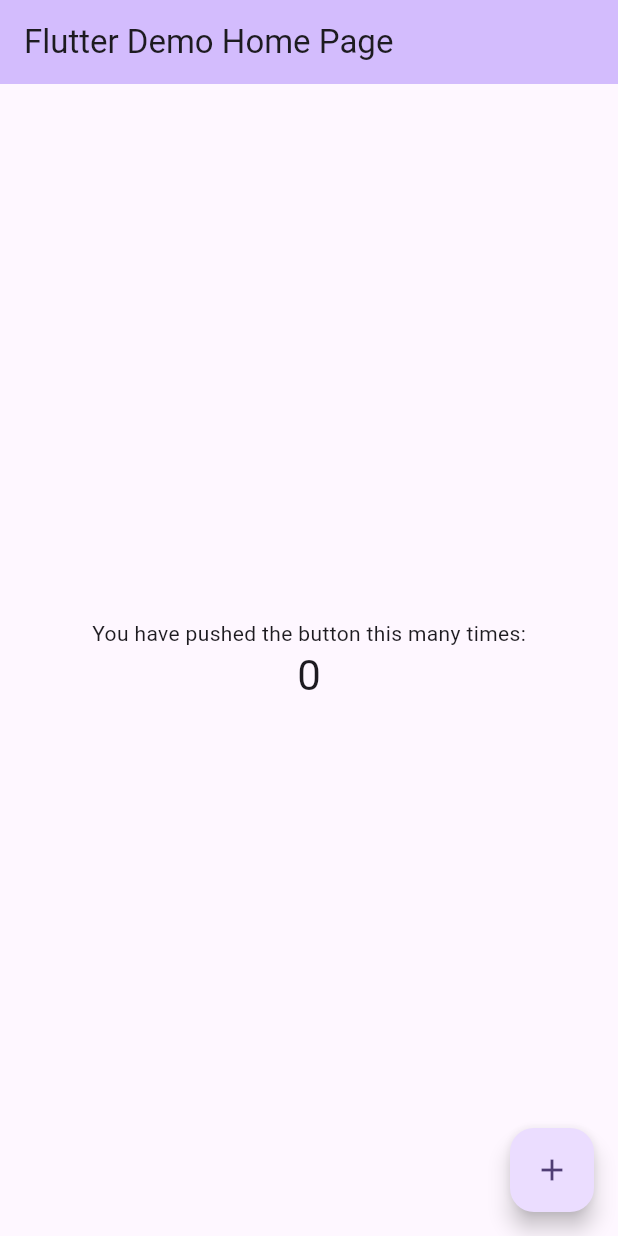
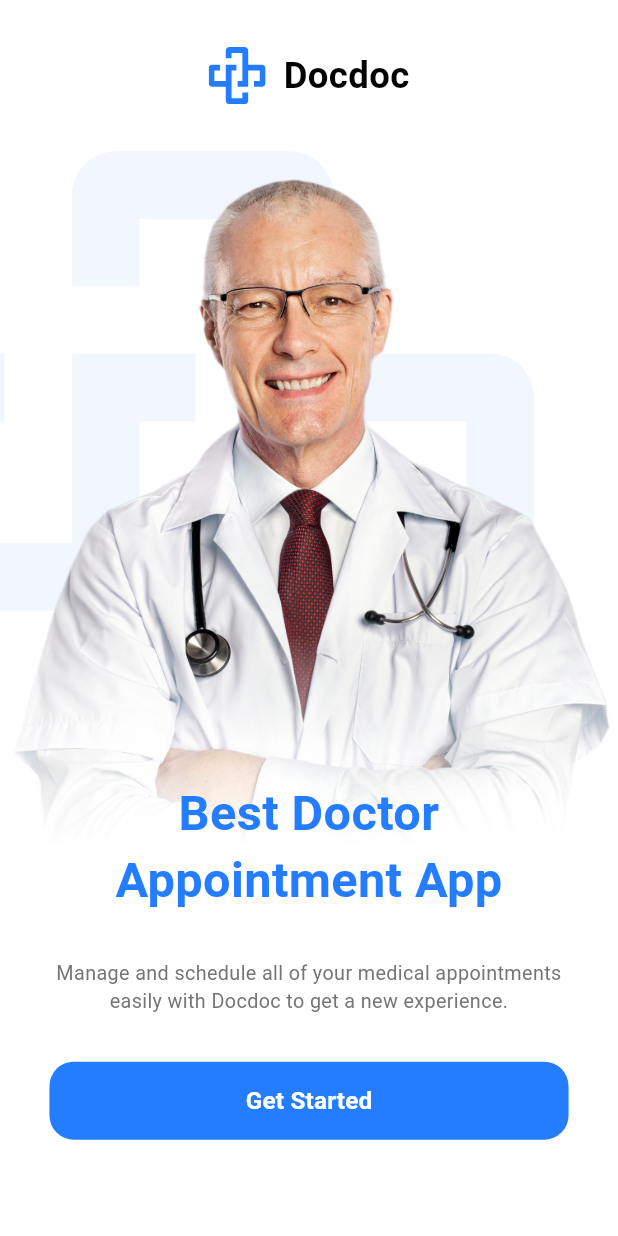
Before and after one commit to mazenanter/docdoc, a Flutter app: the screen it shows after launch, on a phone screen of 412 x 824 dp. Run offline on Flutter 3.47's test engine with Material 3 defaults, Android fonts, the phone set to English and light mode, and no system bars; our stand-ins replace flutter_screenutil, flutter_svg.

Commit message:
- added images & svgs for assets folder - added svgs & screen util - made a file for doc app client - added navigation extenstion - added routing folder that contain routes and router class - added text and color styles - added empty login screen - added onboarding screen

```diff
--- /dev/null
+++ b/lib/app_doc.dart
@@ -0,0 +1,27 @@
+import 'package:docdoc/core/routing/app_router.dart';
+import 'package:docdoc/core/routing/routes.dart';
+import 'package:docdoc/core/theming/colors_manager.dart';
+import 'package:flutter/material.dart';
+import 'package:flutter_screenutil/flutter_screenutil.dart';
+
+class AppDoc extends StatelessWidget {
+  const AppDoc({super.key, required this.appRouter});
+  final AppRouter appRouter;
+  @override
+  Widget build(BuildContext context) {
+    return ScreenUtilInit(
+      designSize: const Size(375, 812),
+      minTextAdapt: true,
+      child: MaterialApp(
+        debugShowCheckedModeBanner: false,
+        title: 'docdoc',
+        theme: ThemeData(
+          primaryColor: ColorsManager.primaryColor,
+          scaffoldBackgroundColor: Colors.white,
+        ),
+        initialRoute: Routes.onBoardingScreen,
+        onGenerateRoute: appRouter.generateRoute,
+      ),
+    );
+  }
+}
--- /dev/null
+++ b/lib/core/helpers/extenstions.dart
@@ -0,0 +1,20 @@
+import 'package:flutter/material.dart';
+
+extension Navigation on BuildContext {
+  Future<dynamic> pushNamed(String routeName, {Object? arguments}) {
+    return Navigator.of(this).pushNamed(routeName, arguments: arguments);
+  }
+
+  Future<dynamic> pushReplacementNamed(String routeName, {Object? arguments}) {
+    return Navigator.of(this)
+        .pushReplacementNamed(routeName, arguments: arguments);
+  }
+
+  Future<dynamic> pushNamedAndRemoveUntil(String routeName,
+          {Object? arguments}) =>
+      Navigator.of(this).pushNamedAndRemoveUntil(
+          routeName, (Route<dynamic> route) => false,
+          arguments: arguments);
+
+  void pop() => Navigator.of(this).pop();
+}
--- /dev/null
+++ b/lib/core/routing/app_router.dart
@@ -0,0 +1,22 @@
+import 'package:docdoc/core/routing/routes.dart';
+import 'package:docdoc/features/login/ui/login_screen.dart';
+import 'package:docdoc/features/onboarding/onboarding_screen.dart';
+import 'package:flutter/material.dart';
+
+class AppRouter {
+  Route generateRoute(RouteSettings settings) {
+    switch (settings.name) {
+      case Routes.onBoardingScreen:
+        return MaterialPageRoute(builder: (_) => const OnboardingScreen());
+      case Routes.loginScreen:
+        return MaterialPageRoute(builder: (_) => const LoginScreen());
+      default:
+        return MaterialPageRoute(
+            builder: (_) => const Scaffold(
+                  body: Center(
+                    child: Text('No route defined'),
+                  ),
+                ));
+    }
+  }
+}
--- /dev/null
+++ b/lib/core/routing/routes.dart
@@ -0,0 +1,4 @@
+class Routes {
+  static const String onBoardingScreen = '/onBoardingScreen';
+  static const String loginScreen = '/loginScreen';
+}
--- /dev/null
+++ b/lib/core/theming/colors_manager.dart
@@ -0,0 +1,6 @@
+import 'package:flutter/material.dart';
+
+class ColorsManager {
+  static const Color primaryColor = Color(0xff247CFF);
+  static const Color gray = Color(0xff757575);
+}
--- /dev/null
+++ b/lib/core/theming/styles.dart
@@ -0,0 +1,27 @@
+import 'package:docdoc/core/theming/colors_manager.dart';
+import 'package:flutter/material.dart';
+import 'package:flutter_screenutil/flutter_screenutil.dart';
+
+abstract class Styles {
+  static TextStyle font32BlueBold = TextStyle(
+    fontSize: 32.sp,
+    fontWeight: FontWeight.bold,
+    color: ColorsManager.primaryColor,
+  );
+
+  static TextStyle font24BlackBold = TextStyle(
+    fontSize: 24.sp,
+    fontWeight: FontWeight.bold,
+    color: Colors.black,
+  );
+  static TextStyle font13GrayRegular = TextStyle(
+    fontSize: 13.sp,
+    fontWeight: FontWeight.normal,
+    color: ColorsManager.gray,
+  );
+  static TextStyle font16WhiteSemiBold = TextStyle(
+    fontSize: 16.sp,
+    fontWeight: FontWeight.w600,
+    color: Colors.white,
+  );
+}
--- /dev/null
+++ b/lib/features/login/ui/login_screen.dart
@@ -0,0 +1,12 @@
+import 'package:flutter/material.dart';
+
+class LoginScreen extends StatelessWidget {
+  const LoginScreen({super.key});
+
+  @override
+  Widget build(BuildContext context) {
+    return const Scaffold(
+      body: Center(child: Text('Login')),
+    );
+  }
+}
--- /dev/null
+++ b/lib/features/onboarding/onboarding_screen.dart
@@ -0,0 +1,50 @@
+import 'package:docdoc/features/onboarding/widgets/doc_logo_and_name.dart';
+import 'package:docdoc/features/onboarding/widgets/doctor_image_and_text.dart';
+import 'package:flutter/material.dart';
+import 'package:flutter_screenutil/flutter_screenutil.dart';
+
+import '../../core/theming/styles.dart';
+import 'widgets/get_started_button.dart';
+
+class OnboardingScreen extends StatelessWidget {
+  const OnboardingScreen({super.key});
+
+  @override
+  Widget build(BuildContext context) {
+    return Scaffold(
+      body: SafeArea(
+        child: SingleChildScrollView(
+          child: Padding(
+            padding: EdgeInsets.only(
+              top: 30.h,
+              bottom: 30.h,
+            ),
+            child: Column(
+              children: [
+                const DocLogoAndName(),
+                SizedBox(
+                  height: 30.h,
+                ),
+                const DoctorImageAndText(),
+                Padding(
+                  padding: EdgeInsets.symmetric(horizontal: 30.w),
+                  child: Column(
+                    spacing: 30.h,
+                    children: [
+                      Text(
+                        'Manage and schedule all of your medical appointments easily with Docdoc to get a new experience.',
+                        textAlign: TextAlign.center,
+                        style: Styles.font13GrayRegular,
+                      ),
+                      const GetStartedButton(),
+                    ],
+                  ),
+                )
+              ],
+            ),
+          ),
+        ),
+      ),
+    );
+  }
+}
--- /dev/null
+++ b/lib/features/onboarding/widgets/doc_logo_and_name.dart
@@ -0,0 +1,23 @@
+import 'package:docdoc/core/theming/styles.dart';
+import 'package:flutter/material.dart';
+import 'package:flutter_screenutil/flutter_screenutil.dart';
+import 'package:flutter_svg/flutter_svg.dart';
+
+class DocLogoAndName extends StatelessWidget {
+  const DocLogoAndName({super.key});
+
+  @override
+  Widget build(BuildContext context) {
+    return Row(
+      spacing: 10.w,
+      mainAxisAlignment: MainAxisAlignment.center,
+      children: [
+        SvgPicture.asset('assets/svgs/docdoc_logo.svg'),
+        Text(
+          'Docdoc',
+          style: Styles.font24BlackBold,
+        ),
+      ],
+    );
+  }
+}
--- /dev/null
+++ b/lib/features/onboarding/widgets/doctor_image_and_text.dart
@@ -0,0 +1,46 @@
+import 'package:docdoc/core/theming/styles.dart';
+import 'package:flutter/material.dart';
+import 'package:flutter_svg/flutter_svg.dart';
+
+class DoctorImageAndText extends StatelessWidget {
+  const DoctorImageAndText({super.key});
+
+  @override
+  Widget build(BuildContext context) {
+    return Stack(
+      children: [
+        SvgPicture.asset(
+          'assets/svgs/docdoc_logo_low_opacity.svg',
+        ),
+        Container(
+          foregroundDecoration: BoxDecoration(
+            gradient: LinearGradient(
+              colors: [
+                Colors.white,
+                Colors.white.withValues(alpha: 0.0),
+              ],
+              begin: Alignment.bottomCenter,
+              end: Alignment.topCenter,
+              stops: const [0.14, 0.4],
+            ),
+          ),
+          child: Image.asset(
+            'assets/images/onboarding_doctor.png',
+          ),
+        ),
+        Positioned(
+          left: 0,
+          right: 0,
+          bottom: 30,
+          child: Text(
+            'Best Doctor\nAppointment App',
+            style: Styles.font32BlueBold.copyWith(
+              height: 1.4,
+            ),
+            textAlign: TextAlign.center,
+          ),
+        ),
+      ],
+    );
+  }
+}
--- /dev/null
+++ b/lib/features/onboarding/widgets/get_started_button.dart
@@ -0,0 +1,33 @@
+import 'package:docdoc/core/helpers/extenstions.dart';
+import 'package:docdoc/core/theming/colors_manager.dart';
+import 'package:docdoc/core/theming/styles.dart';
+import 'package:flutter/material.dart';
+import 'package:flutter_screenutil/flutter_screenutil.dart';
+
+import '../../../core/routing/routes.dart';
+
+class GetStartedButton extends StatelessWidget {
+  const GetStartedButton({super.key});
+
+  @override
+  Widget build(BuildContext context) {
+    return TextButton(
+      onPressed: () {
+        context.pushNamed(Routes.loginScreen);
+      },
+      style: ButtonStyle(
+          backgroundColor: WidgetStateProperty.all(ColorsManager.primaryColor),
+          tapTargetSize: MaterialTapTargetSize.shrinkWrap,
+          minimumSize: const WidgetStatePropertyAll(Size(double.infinity, 52)),
+          shape: WidgetStatePropertyAll(
+            RoundedRectangleBorder(
+              borderRadius: BorderRadius.circular(16.r),
+            ),
+          )),
+      child: Text(
+        'Get Started',
+        style: Styles.font16WhiteSemiBold,
+      ),
+    );
+  }
+}
--- a/lib/main.dart
+++ b/lib/main.dart
@@ -1,126 +1,9 @@
+import 'package:docdoc/app_doc.dart';
+import 'package:docdoc/core/routing/app_router.dart';
 import 'package:flutter/material.dart';
 
 void main() {
-  runApp(const MyApp());
+  runApp(AppDoc(
+    appRouter: AppRouter(),
+  ));
 }
-
-class MyApp extends StatelessWidget {
-  const MyApp({super.key});
-
-  // This widget is the root of your application.
-  @override
-  Widget build(BuildContext context) {
-    return MaterialApp(
-      debugShowCheckedModeBanner: false,
-      title: 'docdoc',
-      theme: ThemeData(
-        // This is the theme of your application.
-        //
-        // TRY THIS: Try running your application with "flutter run". You'll see
-        // the application has a purple toolbar. Then, without quitting the app,
-        // try changing the seedColor in the colorScheme below to Colors.green
-        // and then invoke "hot reload" (save your changes or press the "hot
-        // reload" button in a Flutter-supported IDE, or press "r" if you used
-        // the command line to start the app).
-        //
-        // Notice that the counter didn't reset back to zero; the application
-        // state is not lost during the reload. To reset the state, use hot
-        // restart instead.
-        //
-        // This works for code too, not just values: Most code changes can be
-        // tested with just a hot reload.
-        colorScheme: ColorScheme.fromSeed(seedColor: Colors.deepPurple),
-        useMaterial3: true,
-      ),
-      home: const MyHomePage(title: 'Flutter Demo Home Page'),
-    );
-  }
-}
-
-class MyHomePage extends StatefulWidget {
-  const MyHomePage({super.key, required this.title});
-
-  // This widget is the home page of your application. It is stateful, meaning
-  // that it has a State object (defined below) that contains fields that affect
-  // how it looks.
-
-  // This class is the configuration for the state. It holds the values (in this
-  // case the title) provided by the parent (in this case the App widget) and
-  // used by the build method of the State. Fields in a Widget subclass are
-  // always marked "final".
-
-  final String title;
-
-  @override
-  State<MyHomePage> createState() => _MyHomePageState();
-}
-
-class _MyHomePageState extends State<MyHomePage> {
-  int _counter = 0;
-
-  void _incrementCounter() {
-    setState(() {
-      // This call to setState tells the Flutter framework that something has
-      // changed in this State, which causes it to rerun the build method below
-      // so that the display can reflect the updated values. If we changed
-      // _counter without calling setState(), then the build method would not be
-      // called again, and so nothing would appear to happen.
-      _counter++;
-    });
-  }
-
-  @override
-  Widget build(BuildContext context) {
-    // This method is rerun every time setState is called, for instance as done
-    // by the _incrementCounter method above.
-    //
-    // The Flutter framework has been optimized to make rerunning build methods
-    // fast, so that you can just rebuild anything that needs updating rather
-    // than having to individually change instances of widgets.
-    return Scaffold(
-      appBar: AppBar(
-        // TRY THIS: Try changing the color here to a specific color (to
-        // Colors.amber, perhaps?) and trigger a hot reload to see the AppBar
-        // change color while the other colors stay the same.
-        backgroundColor: Theme.of(context).colorScheme.inversePrimary,
-        // Here we take the value from the MyHomePage object that was created by
-        // the App.build method, and use it to set our appbar title.
-        title: Text(widget.title),
-      ),
-      body: Center(
-        // Center is a layout widget. It takes a single child and positions it
-        // in the middle of the parent.
-        child: Column(
-          // Column is also a layout widget. It takes a list of children and
-          // arranges them vertically. By default, it sizes itself to fit its
-          // children horizontally, and tries to be as tall as its parent.
-          //
-          // Column has various properties to control how it sizes itself and
-          // how it positions its children. Here we use mainAxisAlignment to
-          // center the children vertically; the main axis here is the vertical
-          // axis because Columns are vertical (the cross axis would be
-          // horizontal).
-          //
-          // TRY THIS: Invoke "debug painting" (choose the "Toggle Debug Paint"
-          // action in the IDE, or press "p" in the console), to see the
-          // wireframe for each widget.
-          mainAxisAlignment: MainAxisAlignment.center,
-          children: <Widget>[
-            const Text(
-              'You have pushed the button this many times:',
-            ),
-            Text(
-              '$_counter',
-              style: Theme.of(context).textTheme.headlineMedium,
-            ),
-          ],
-        ),
-      ),
-      floatingActionButton: FloatingActionButton(
-        onPressed: _incrementCounter,
-        tooltip: 'Increment',
-        child: const Icon(Icons.add),
-      ), // This trailing comma makes auto-formatting nicer for build methods.
-    );
-  }
-}
```
Also changed, not shown: pubspec.yaml (+8 -4 lines), assets/images/onboarding_doctor.png (added), assets/svgs/docdoc_logo.svg (added), assets/svgs/docdoc_logo_low_opacity.svg (added), pubspec.lock, 2 other files.
